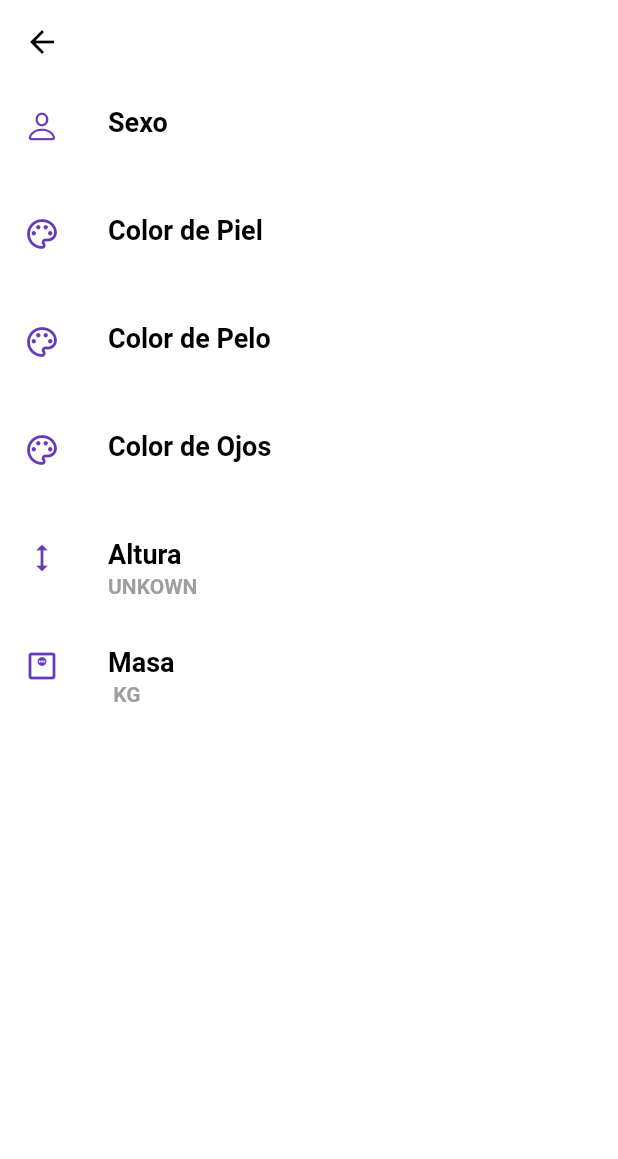
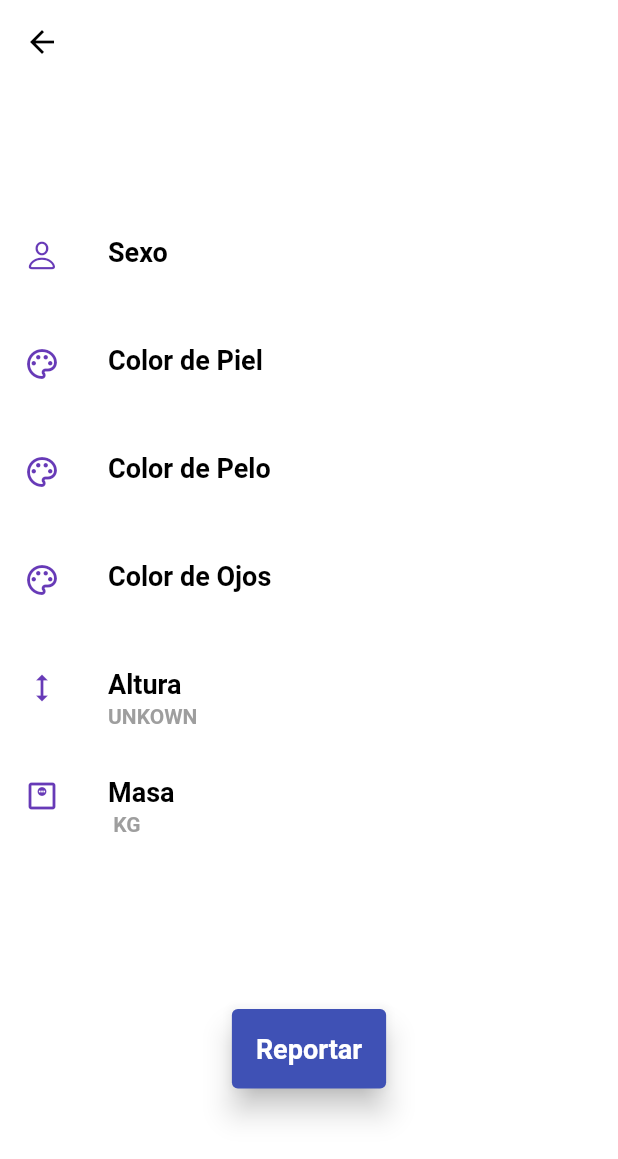
Before and after one commit to calvi7/ejercicio-swapi, a Flutter app: the DetailsPage screen opened directly with empty values, on a phone screen of 412 x 824 dp. Shown: the top 1159 px of the screen. Run offline on Flutter 3.47's test engine with Material 2 defaults, Android fonts, the phone set to English and light mode, and no system bars; our stand-ins replace bloc, flutter_bloc, hive, hive_flutter; accounts and stored records are empty; network calls fail; Roboto replaces fonts that are missing (Monstserrat).

Commit message:
agregue boton de report a detailspage

```diff
--- a/lib/src/presentation/details_page/details_page.dart
+++ b/lib/src/presentation/details_page/details_page.dart
@@ -1,6 +1,8 @@
-import 'package:flutter/cupertino.dart';
 import 'package:flutter/material.dart';
+import 'package:flutter_bloc/flutter_bloc.dart';
+import 'package:intento_ejercicio1/src/cubit/theme_cubit.dart';
 import 'package:intento_ejercicio1/src/data/models/character_model.dart';
+import 'package:intento_ejercicio1/src/presentation/details_page/widgets/character_details.dart';
 import 'package:intento_ejercicio1/src/resources/resources.dart';
 import 'package:intento_ejercicio1/src/widgets/custom_app_bar.dart';
 
@@ -13,93 +15,31 @@ class DetailsPage extends StatelessWidget {
   @override
   Widget build(BuildContext context) {
     final character = ModalRoute.of(context)!.settings.arguments as Character;
+    final themeCubit = BlocProvider.of<ThemeCubit>(context);
 
     return Scaffold(
-      appBar: customAppBar.appBar(title: character.name),
-      body: ListView(
+      appBar: customAppBar.appBar(
+        title: character.name,
+        theme: themeCubit.state.theme,
+      ),
+      body: Column(
+        mainAxisAlignment: MainAxisAlignment.spaceEvenly,
         children: [
-          ListTile(
-            leading: const Icon(
-              CupertinoIcons.person,
-              color: Colors.deepPurple,
-            ),
-            title: Text(
-              'Sexo',
-              style: customTextStyles.listTileTitleStyle,
-            ),
-            subtitle: Text(
-              character.gender.toUpperCase(),
-              style: customTextStyles.listTileSubtitleStyle,
-            ),
-          ),
-          ListTile(
-            leading: const Icon(
-              Icons.palette_outlined,
-              color: Colors.deepPurple,
-            ),
-            title: Text(
-              "Color de Piel",
-              style: customTextStyles.listTileTitleStyle,
-            ),
-            subtitle: Text(
-              character.skinColor.toUpperCase(),
-              style: customTextStyles.listTileSubtitleStyle,
-            ),
-          ),
-          ListTile(
-            leading: const Icon(
-              Icons.palette_outlined,
-              color: Colors.deepPurple,
-            ),
-            title: Text(
-              "Color de Pelo",
-              style: customTextStyles.listTileTitleStyle,
-            ),
-            subtitle: Text(
-              character.hairColor.toUpperCase(),
-              style: customTextStyles.listTileSubtitleStyle,
-            ),
-          ),
-          ListTile(
-            leading: const Icon(
-              Icons.palette_outlined,
-              color: Colors.deepPurple,
-            ),
-            title: Text(
-              "Color de Ojos",
-              style: customTextStyles.listTileTitleStyle,
-            ),
-            subtitle: Text(
-              character.eyeColor.toUpperCase(),
-              style: customTextStyles.listTileSubtitleStyle,
-            ),
-          ),
-          ListTile(
-            leading: const Icon(
-              Icons.height,
-              color: Colors.deepPurple,
-            ),
-            title: Text(
-              "Altura",
-              style: customTextStyles.listTileTitleStyle,
-            ),
-            subtitle: Text(
-              character.formattedHeight.toUpperCase(),
-              style: customTextStyles.listTileSubtitleStyle,
-            ),
-          ),
-          ListTile(
-            leading: const Icon(
-              Icons.monitor_weight_outlined,
-              color: Colors.deepPurple,
-            ),
-            title: Text(
-              "Masa",
-              style: customTextStyles.listTileTitleStyle,
-            ),
-            subtitle: Text(
-              character.formattedMass.toUpperCase(),
-              style: customTextStyles.listTileSubtitleStyle,
+          CharacterDetails(character: character),
+          TextButton(
+            onPressed: () {
+              Navigator.pop(context);
+            },
+            child: Card(
+              color: Colors.indigo,
+              elevation: 8,
+              child: Padding(
+                padding: const EdgeInsets.all(16.0),
+                child: Text(
+                  'Reportar',
+                  style: customTextStyles.cardTextStyle,
+                ),
+              ),
             ),
           ),
         ],
--- /dev/null
+++ b/lib/src/presentation/details_page/widgets/character_details.dart
@@ -0,0 +1,103 @@
+import 'package:flutter/cupertino.dart';
+import 'package:flutter/material.dart';
+import 'package:intento_ejercicio1/src/data/models/character_model.dart';
+import 'package:intento_ejercicio1/src/resources/resources.dart';
+
+class CharacterDetails extends StatelessWidget {
+  final Character character;
+  CharacterDetails({Key? key, required this.character}) : super(key: key);
+
+  final customTextStyles = CustomTextStyles();
+
+  @override
+  Widget build(BuildContext context) {
+    return Column(
+      children: [
+        ListTile(
+          leading: const Icon(
+            CupertinoIcons.person,
+            color: Colors.deepPurple,
+          ),
+          title: Text(
+            'Sexo',
+            style: customTextStyles.listTileTitleStyle,
+          ),
+          subtitle: Text(
+            character.gender.toUpperCase(),
+            style: customTextStyles.listTileSubtitleStyle,
+          ),
+        ),
+        ListTile(
+          leading: const Icon(
+            Icons.palette_outlined,
+            color: Colors.deepPurple,
+          ),
+          title: Text(
+            "Color de Piel",
+            style: customTextStyles.listTileTitleStyle,
+          ),
+          subtitle: Text(
+            character.skinColor.toUpperCase(),
+            style: customTextStyles.listTileSubtitleStyle,
+          ),
+        ),
+        ListTile(
+          leading: const Icon(
+            Icons.palette_outlined,
+            color: Colors.deepPurple,
+          ),
+          title: Text(
+            "Color de Pelo",
+            style: customTextStyles.listTileTitleStyle,
+          ),
+          subtitle: Text(
+            character.hairColor.toUpperCase(),
+            style: customTextStyles.listTileSubtitleStyle,
+          ),
+        ),
+        ListTile(
+          leading: const Icon(
+            Icons.palette_outlined,
+            color: Colors.deepPurple,
+          ),
+          title: Text(
+            "Color de Ojos",
+            style: customTextStyles.listTileTitleStyle,
+          ),
+          subtitle: Text(
+            character.eyeColor.toUpperCase(),
+            style: customTextStyles.listTileSubtitleStyle,
+          ),
+        ),
+        ListTile(
+          leading: const Icon(
+            Icons.height,
+            color: Colors.deepPurple,
+          ),
+          title: Text(
+            "Altura",
+            style: customTextStyles.listTileTitleStyle,
+          ),
+          subtitle: Text(
+            character.formattedHeight.toUpperCase(),
+            style: customTextStyles.listTileSubtitleStyle,
+          ),
+        ),
+        ListTile(
+          leading: const Icon(
+            Icons.monitor_weight_outlined,
+            color: Colors.deepPurple,
+          ),
+          title: Text(
+            "Masa",
+            style: customTextStyles.listTileTitleStyle,
+          ),
+          subtitle: Text(
+            character.formattedMass.toUpperCase(),
+            style: customTextStyles.listTileSubtitleStyle,
+          ),
+        ),
+      ],
+    );
+  }
+}
--- a/lib/src/presentation/home_page/cubit/characters_cubit.dart
+++ b/lib/src/presentation/home_page/cubit/characters_cubit.dart
@@ -35,13 +35,13 @@ class CharactersCubit extends Cubit<CharactersState> {
     }
   }
 
-  void _writeToBox(Character character) {
+  void writeToBox(Character character) {
     // TODO implementar el uso de las cajas
     Box<Character> box = Hive.box(Strings.characterBox);
     box.put(character.id, character);
   }
 
-  Character? _getFromBox(int id) {
+  Character? getFromBox(int id) {
     Box<Character> box = Hive.box<Character>(Strings.characterBox);
     var character = box.get(id);
     return character is Character ? character : null;
--- a/lib/src/presentation/home_page/home_page.dart
+++ b/lib/src/presentation/home_page/home_page.dart
@@ -1,4 +1,6 @@
 import 'package:flutter/material.dart';
+import 'package:flutter_bloc/flutter_bloc.dart';
+import 'package:intento_ejercicio1/src/cubit/theme_cubit.dart';
 
 import 'package:intento_ejercicio1/src/widgets/custom_app_bar.dart';
 import 'widgets/characters_state_view.dart';
@@ -10,11 +12,14 @@ class HomePage extends StatelessWidget {
 
   final CustomBoxStyles boxStyles = CustomBoxStyles();
   final customAppBar = CustomAppBar();
+
   @override
   Widget build(BuildContext context) {
+    final themeCubit = BlocProvider.of<ThemeCubit>(context);
     return Scaffold(
       appBar: customAppBar.appBar(
         title: Strings.appBarTitle,
+        theme: themeCubit.state.theme,
       ),
       bottomNavigationBar: const BottomAppBar(
         child: Text(Strings.appBarTitle),
--- a/lib/src/presentation/home_page/widgets/character_card.dart
+++ b/lib/src/presentation/home_page/widgets/character_card.dart
@@ -21,12 +21,13 @@ class CharacterCard extends StatelessWidget {
     return Column(
       children: [
         const SizedBox(height: 10),
-        GestureDetector(
+        InkWell(
           onTap: () => Navigator.pushNamed(
             context,
             'details',
             arguments: character,
           ),
+          focusColor: Colors.deepPurple,
           child: Container(
             // Container decoration
             padding: const EdgeInsets.symmetric(
--- a/lib/src/widgets/custom_app_bar.dart
+++ b/lib/src/widgets/custom_app_bar.dart
@@ -4,10 +4,12 @@ import 'package:intento_ejercicio1/src/resources/resources.dart';
 class CustomAppBar {
   final CustomTextStyles _customTextStyles = CustomTextStyles();
 
-  PreferredSizeWidget appBar({required String title}) => AppBar(
-        iconTheme: const IconThemeData(
-          color: Colors.black,
-        ),
+  PreferredSizeWidget appBar({
+    required title,
+    required ThemeData theme,
+  }) =>
+      AppBar(
+        iconTheme: theme.appBarTheme.iconTheme,
         title: Text(
           title,
           style: _customTextStyles.appBarTextStyle,
```
